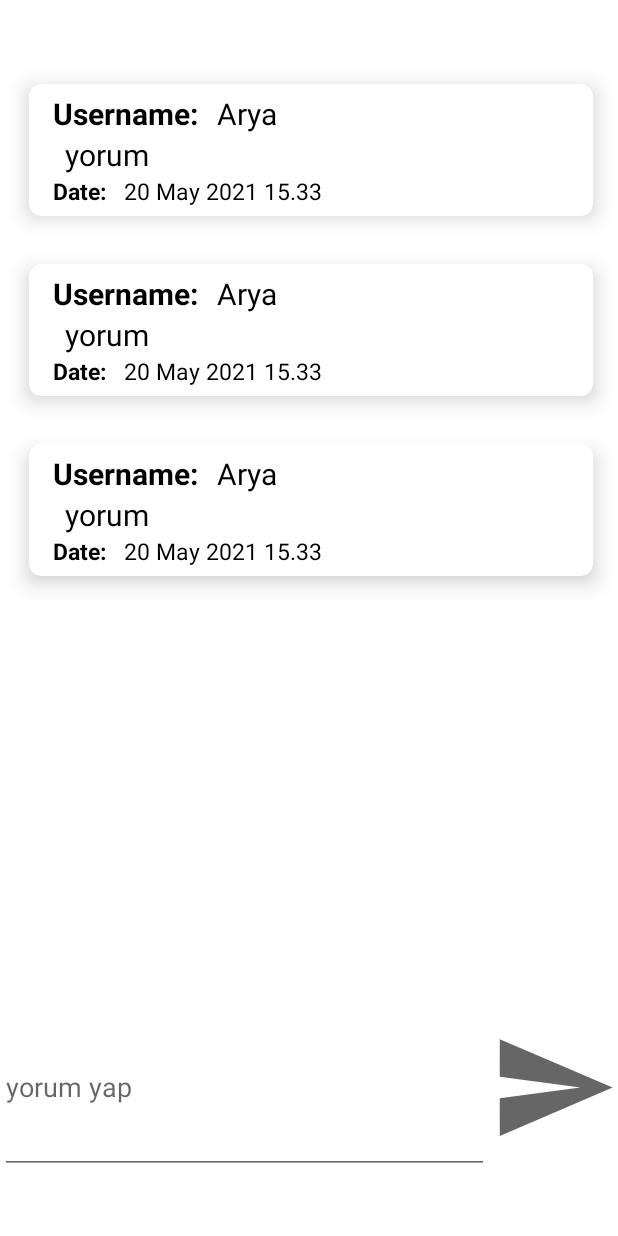
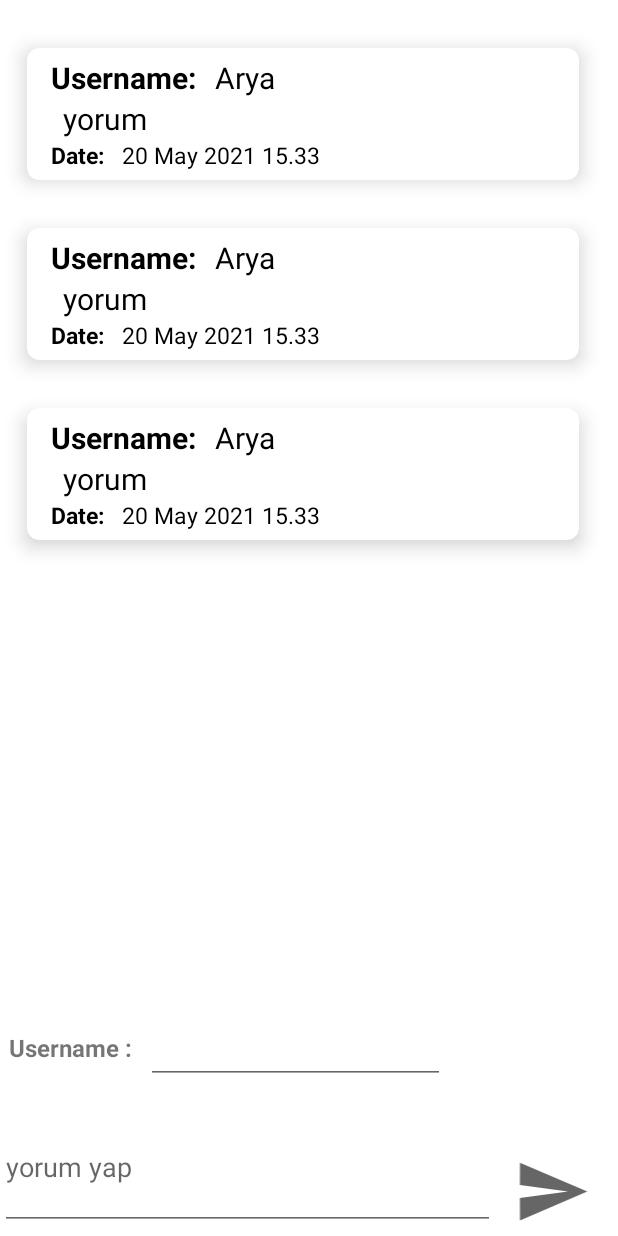
Before and after one commit to altanmehmet/CryptoProject., an Android app: the layout activity_comment.xml on its own in the app's theme, with its tools: preview values and no code run, on a phone screen of 412 x 824 dp. Run offline under Robolectric (Android 15) with nearby library versions, the phone set to English and light mode, and no system bars; Roboto replaces fonts that are not available here.

Commit message:
comment section implementation with firebase design improvements

```diff
--- a/app/src/main/AndroidManifest.xml
+++ b/app/src/main/AndroidManifest.xml
@@ -12,7 +12,7 @@
         android:supportsRtl="true"
         android:theme="@style/Theme.CryptoProject">
         <activity
-            android:name=".Activity.Comment"
+            android:name=".Activity.CommentActivity"
             android:exported="true" />
         <activity
             android:name=".Activity.DetailedActivity"
--- a/app/src/main/java/com/example/cryptoproject/Activity/DetailedActivity.kt
+++ b/app/src/main/java/com/example/cryptoproject/Activity/DetailedActivity.kt
@@ -46,7 +46,7 @@ class DetailedActivity : AppCompatActivity() {
         setContentView(binding.root)
         auth = FirebaseAuth.getInstance()
         binding.button.setOnClickListener {
-            val intent = Intent(this, Comment::class.java)
+            val intent = Intent(this, CommentActivity::class.java)
             startActivity(intent)
         }
         val user = intent.extras!!.getSerializable("ist") as MyDataItem
--- a/app/src/main/res/layout/activity_comment.xml
+++ b/app/src/main/res/layout/activity_comment.xml
@@ -4,43 +4,77 @@
     xmlns:tools="http://schemas.android.com/tools"
     android:layout_width="match_parent"
     android:layout_height="match_parent"
-    tools:context=".Activity.Comment">
+    tools:context=".Activity.CommentActivity">
 
     <androidx.recyclerview.widget.RecyclerView
         android:id="@+id/recyclerView1"
-        android:layout_width="408dp"
-        android:layout_height="585dp"
+        android:layout_width="400dp"
+        android:layout_height="559dp"
         android:layout_marginStart="2dp"
-        android:layout_marginTop="40dp"
+        android:layout_marginTop="16dp"
 
         app:layout_constraintEnd_toEndOf="parent"
+        app:layout_constraintHorizontal_bias="0.0"
         app:layout_constraintStart_toStartOf="parent"
         app:layout_constraintTop_toTopOf="parent"
         tools:listitem="@layout/row_items_comment" />
 
     <LinearLayout
-        android:layout_width="match_parent"
-        android:layout_height="115dp"
+        android:id="@+id/linearLayout3"
+        android:layout_width="406dp"
+        android:layout_height="72dp"
+        android:layout_marginBottom="4dp"
         app:layout_constraintBottom_toBottomOf="parent"
         app:layout_constraintEnd_toEndOf="parent"
-        app:layout_constraintStart_toStartOf="parent"
-        app:layout_constraintTop_toBottomOf="@+id/recyclerView1">
+        app:layout_constraintHorizontal_bias="0.0"
+        app:layout_constraintStart_toStartOf="parent">
 
         <EditText
-            android:id="@+id/editTextTextPersonName"
-            android:layout_width="match_parent"
-            android:layout_height="match_parent"
+            android:id="@+id/commentText"
+            android:layout_width="355dp"
+            android:layout_height="84dp"
+            android:layout_gravity="bottom"
             android:layout_weight="1"
             android:ems="10"
             android:hint="yorum yap"
             android:inputType="textPersonName" />
 
         <ImageView
-            android:id="@+id/imageView4"
-            android:layout_width="172dp"
-            android:layout_height="match_parent"
+            android:id="@+id/imageClick"
+            android:layout_width="101dp"
+            android:layout_height="51dp"
+            android:layout_gravity="bottom"
             android:layout_weight="1"
             app:srcCompat="@drawable/ic_baseline_send_24" />
+
+    </LinearLayout>
+
+    <LinearLayout
+        android:layout_width="399dp"
+        android:layout_height="75dp"
+        android:orientation="horizontal"
+        app:layout_constraintBottom_toTopOf="@+id/linearLayout3"
+        app:layout_constraintEnd_toEndOf="parent"
+        app:layout_constraintHorizontal_bias="0.0"
+        app:layout_constraintStart_toStartOf="parent"
+        app:layout_constraintTop_toBottomOf="@+id/recyclerView1"
+        app:layout_constraintVertical_bias="1.0">
+
+        <TextView
+            android:id="@+id/textView9"
+            android:layout_width="97dp"
+            android:layout_height="52dp"
+            android:gravity="center"
+            android:text="Username : "
+            android:textSize="16sp"
+            android:textStyle="bold" />
+
+        <EditText
+            android:id="@+id/userNameText"
+            android:layout_width="199dp"
+            android:layout_height="49dp"
+            android:ems="10"
+            android:inputType="textPersonName" />
     </LinearLayout>
 
 </androidx.constraintlayout.widget.ConstraintLayout>
```
Also changed, not shown: app/src/main/java/com/example/cryptoproject/Activity/Comment.kt (deleted, +0 -49 lines), app/src/main/java/com/example/cryptoproject/Activity/CommentActivity.kt (added, +85 -0 lines).
